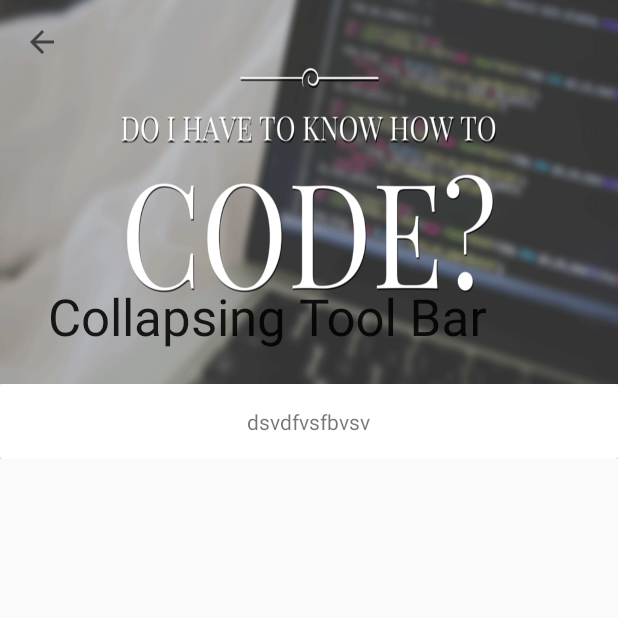
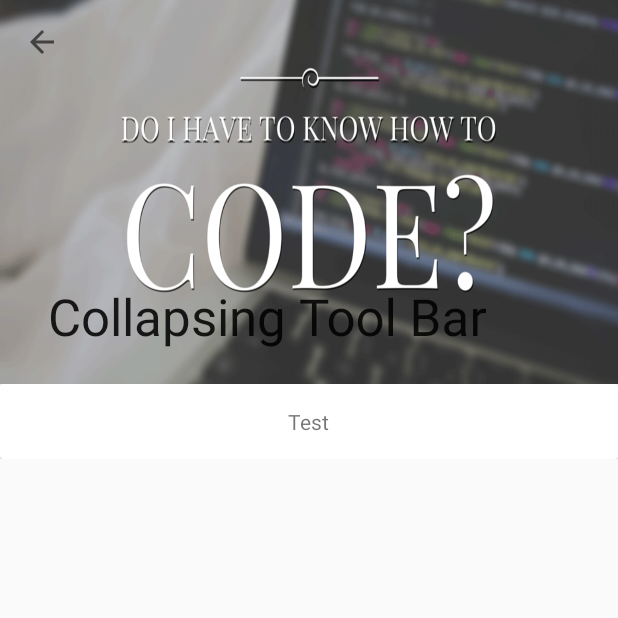
Before and after one commit to nverma037/CollapsingToolbar, an Android app: the screen it shows after launch (MainActivity), on a phone screen of 412 x 824 dp, the top half of it. Run offline under Robolectric (Android 15) with nearby library versions, the phone set to English and light mode, and no system bars.

Commit message:
some changes

```diff
--- a/app/src/main/res/layout/activity_main.xml
+++ b/app/src/main/res/layout/activity_main.xml
@@ -60,7 +60,7 @@
                     android:layout_width="wrap_content"
                     android:layout_height="wrap_content"
                     android:layout_gravity="center"
-                    android:text="dsvdfvsfbvsv" />
+                    android:text="Test" />
                 />
             </android.support.v7.widget.CardView>
 
```
